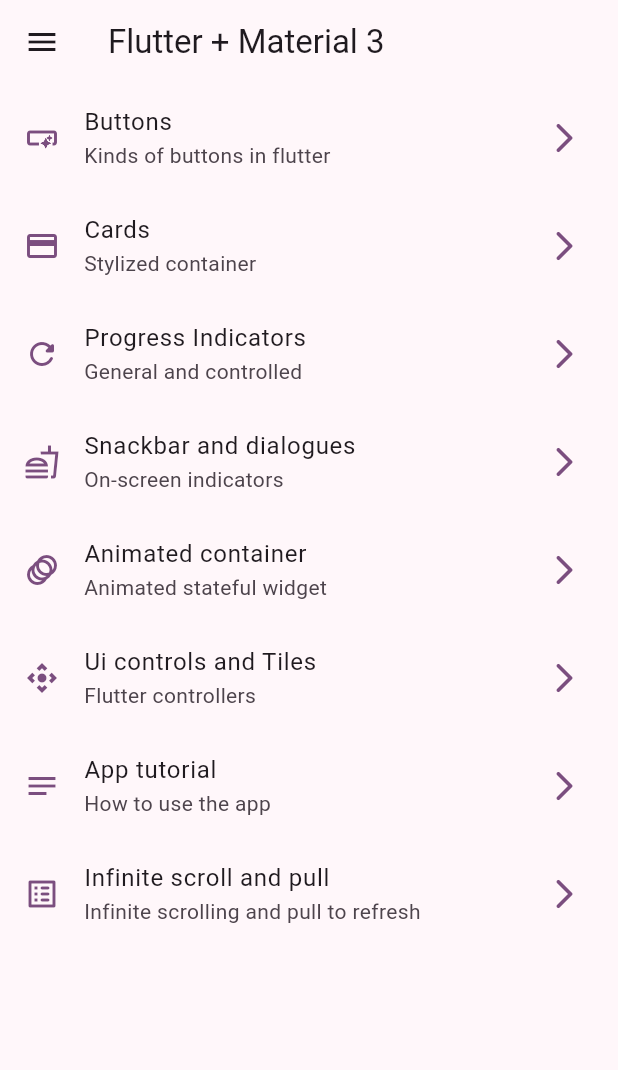
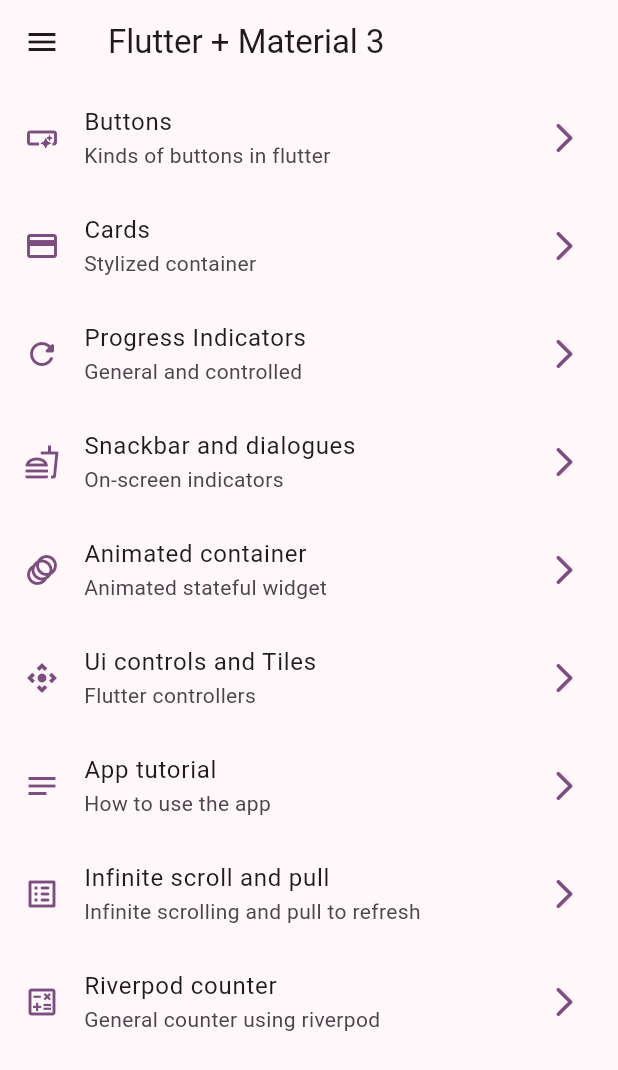
Before and after one commit to HassanAbbud/widgets-app, a Flutter app: the screen it shows after launch, on a phone screen of 412 x 824 dp. Shown: the top 1070 px of the screen. Run offline on Flutter 3.47's test engine with Material 3 defaults, Android fonts, the phone set to English and light mode, and no system bars; our stand-ins replace animate_do, go_router.

```diff
--- a/lib/config/menu/menu_items.dart
+++ b/lib/config/menu/menu_items.dart
@@ -66,4 +66,11 @@ const appMenuItems = <MenuItem>[
     link: '/infinite',
     icon: Icons.list_alt_rounded
   ),
+
+  MenuItem(
+    title: 'Riverpod counter',
+    subTitle: 'General counter using riverpod',
+    link: '/counter',
+    icon: Icons.calculate_outlined
+  ),
 ];
--- a/lib/config/router/app_router.dart
+++ b/lib/config/router/app_router.dart
@@ -60,5 +60,11 @@ final appRouter = GoRouter(
       name: InfiniteScrollScreen.name,
       builder: (context, state) => const InfiniteScrollScreen(),
     ),
+
+    GoRoute(
+      path: '/counter',
+      name: CounterScreen.name,
+      builder: (context, state) => const CounterScreen(),
+    ),
   ],
 );
--- a/lib/presentation/screens/screens.dart
+++ b/lib/presentation/screens/screens.dart
@@ -4,6 +4,7 @@ export 'package:widgets_app/presentation/screens/animated/animated_screen.dart';
 export 'package:widgets_app/presentation/screens/app_tutorial/app_tutorial_screen.dart';
 export 'package:widgets_app/presentation/screens/buttons/buttons_screen.dart';
 export 'package:widgets_app/presentation/screens/cards/cards_screen.dart';
+export 'package:widgets_app/presentation/screens/counter/counter_screen.dart';
 export 'package:widgets_app/presentation/screens/home/home_screen.dart';
 export 'package:widgets_app/presentation/screens/infinite_scroll/infinite_scroll_screen.dart';
 export 'package:widgets_app/presentation/screens/progress/progress_screen.dart';
```
Also changed, not shown: lib/presentation/screens/counter/counter_screen.dart (added, +27 -0 lines).
